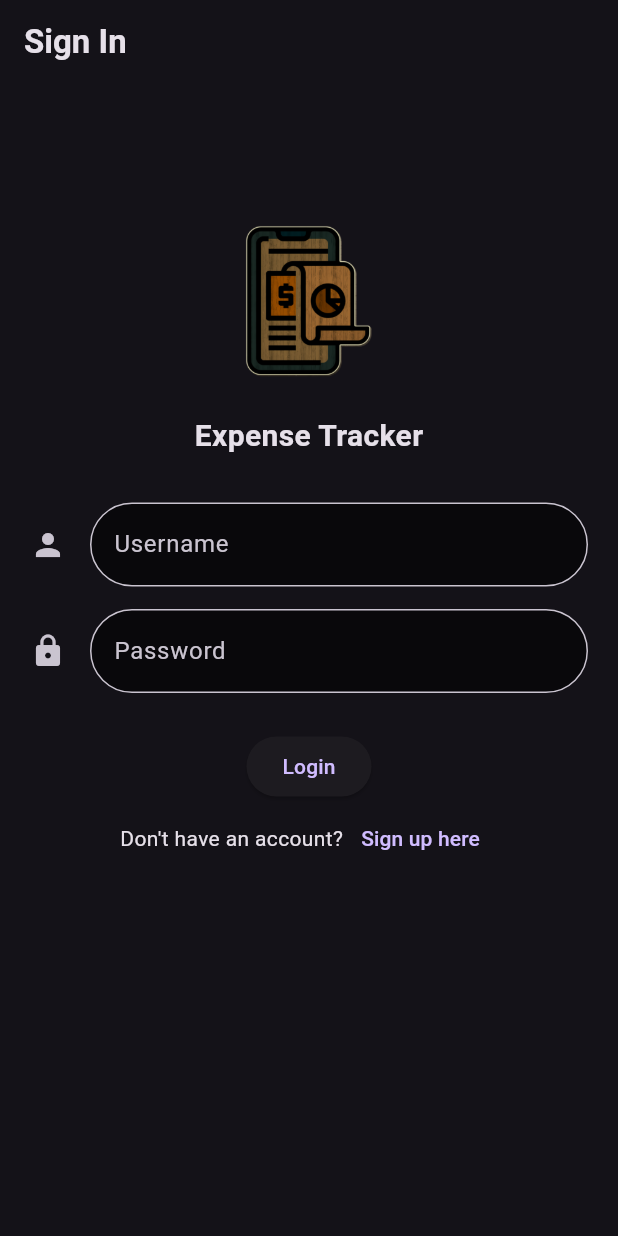
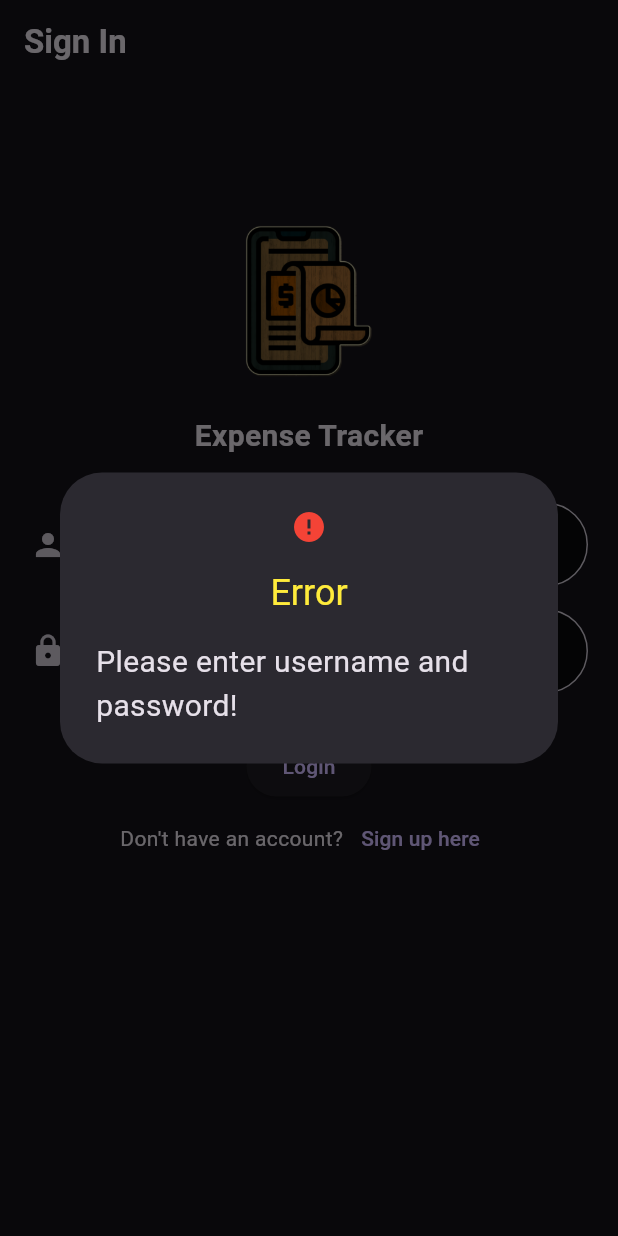
Before and after one commit to Open-Source-Community/expenses_tracker, a Flutter app: the screen it shows after launch, after a tap on "Login", on a phone screen of 412 x 824 dp. Run offline on Flutter 3.47's test engine with Material 3 defaults, Android fonts, the phone set to English and light mode, and no system bars; our stand-ins replace get, hive, hive_flutter, pie_chart, sqflite, toggle_switch; accounts and stored records are empty.

```diff
--- a/lib/view/widgets/auth/LoginForm.dart
+++ b/lib/view/widgets/auth/LoginForm.dart
@@ -69,14 +69,33 @@ class _LoginFormState extends State<LoginForm> {
 
                 if (username.isNotEmpty && password.isNotEmpty) {
                   UserModel? user = await db.getUser(username);
-
-                  if (user != null) {
-                    if (user.password.compareTo(password) == 0)
-                      Navigator.of(context, rootNavigator: true)
-                          .pushNamed(AppRoutes.homepage);
-                  }
+                  if (user?.password.compareTo(password) == 0)
+                    Navigator.of(context, rootNavigator: true)
+                        .pushNamed(AppRoutes.homepage);
+                  else
+                    showDialog(
+                        context: context,
+                        builder: (BuildContext context) => AlertDialog(
+                              title: Text(
+                                "Error",
+                                style: TextStyle(color: Colors.yellow),
+                              ),
+                              content: Text("Invalid username or password!",
+                                  style: TextStyle(fontSize: 20)),
+                              icon: Icon(Icons.error, color: Colors.red),
+                            ));
                 } else {
-
+                  showDialog(
+                      context: context,
+                      builder: (BuildContext context) => AlertDialog(
+                            title: Text(
+                              "Error",
+                              style: TextStyle(color: Colors.yellow),
+                            ),
+                            content: Text("Please enter username and password!",
+                                style: TextStyle(fontSize: 20)),
+                            icon: Icon(Icons.error, color: Colors.red),
+                          ));
                 }
               },
               child: const Text("Login")),
--- a/pubspec.yaml
+++ b/pubspec.yaml
@@ -30,7 +30,6 @@ environment:
 dependencies:
   flutter:
     sdk: flutter
-
 
 
   # The following adds the Cupertino Icons font to your application.
```
Also changed, not shown: lib/data/sqlflite.dart (+6 -26 lines), lib/view/widgets/auth/SignUpForm.dart (+69 -8 lines), pubspec.lock.
